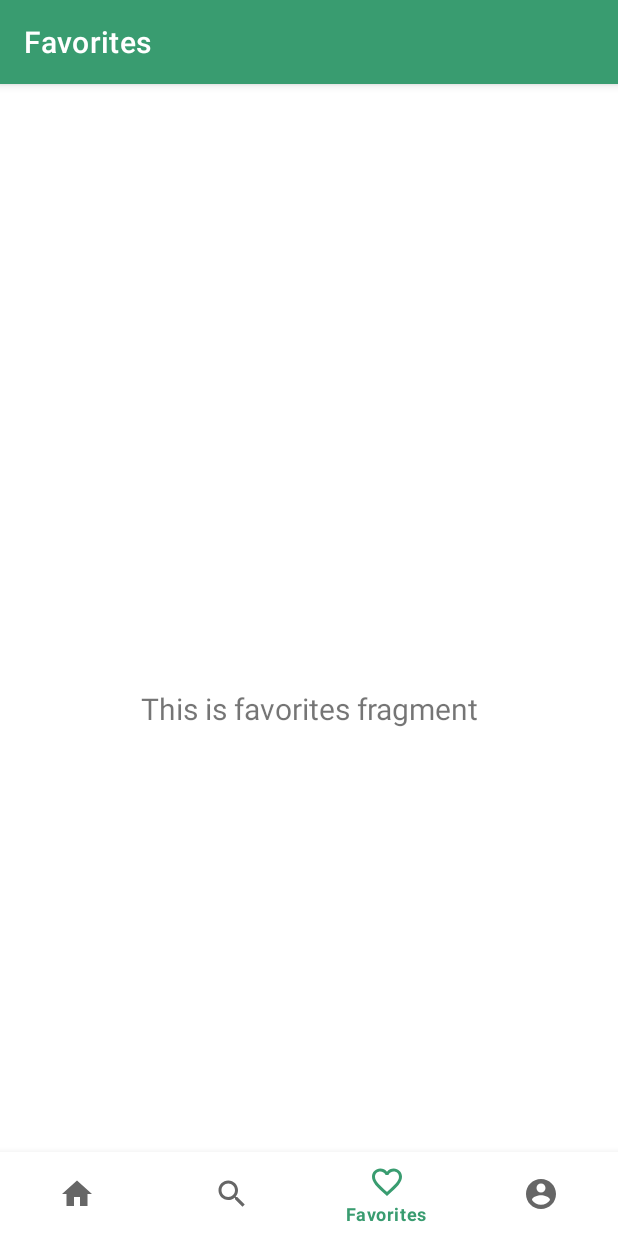
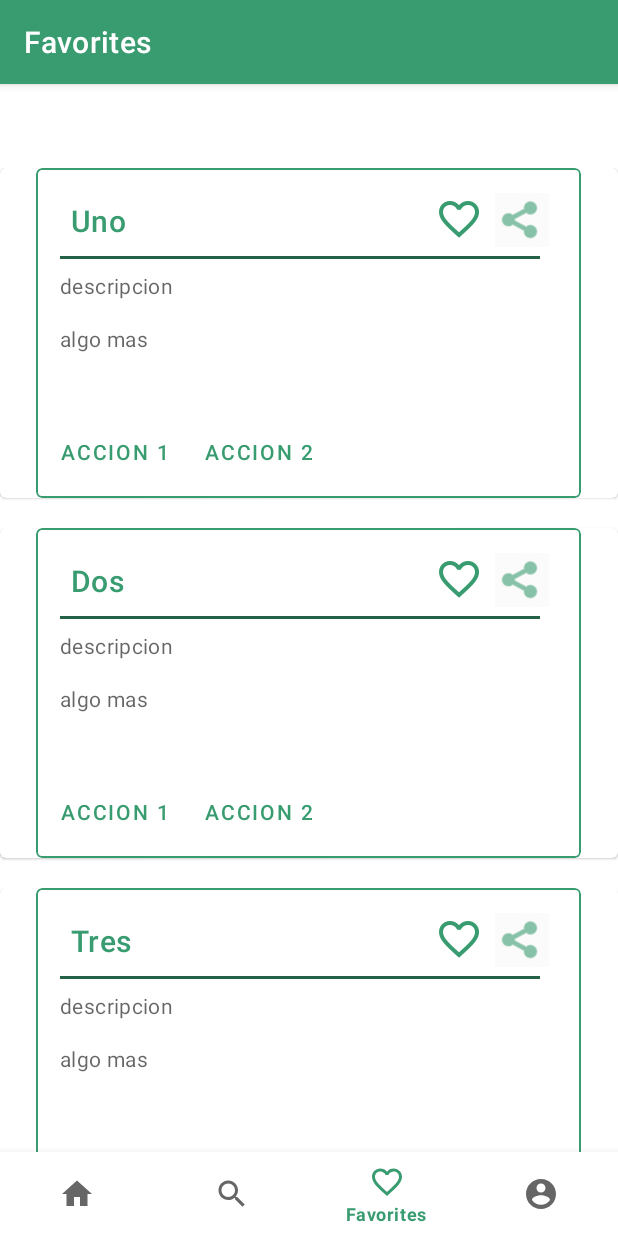
Before and after one commit to JuanOriana/fithub-mobile, an Android app: the FavoritesFragment screen opened through its navigation route, on a phone screen of 412 x 824 dp. Run offline under Robolectric (Android 15) with nearby library versions, the phone set to English and light mode, and no system bars; our stand-ins replace navigation-ui.

Commit message:
Routin Card

```diff
--- a/app/src/main/java/com/example/fithub_mobile/RoutineCard.java
+++ b/app/src/main/java/com/example/fithub_mobile/RoutineCard.java
@@ -1,6 +1,7 @@
 package com.example.fithub_mobile;
 
 import android.content.Context;
+import android.content.Intent;
 import android.view.View;
 import android.widget.TextView;
 
--- a/app/src/main/java/com/example/fithub_mobile/ui/favorites/FavoritesFragment.java
+++ b/app/src/main/java/com/example/fithub_mobile/ui/favorites/FavoritesFragment.java
@@ -4,6 +4,7 @@ import android.os.Bundle;
 import android.view.LayoutInflater;
 import android.view.View;
 import android.view.ViewGroup;
+import android.widget.LinearLayout;
 import android.widget.TextView;
 
 import androidx.annotation.NonNull;
@@ -13,23 +14,25 @@ import androidx.lifecycle.Observer;
 import androidx.lifecycle.ViewModelProvider;
 
 import com.example.fithub_mobile.R;
+import com.example.fithub_mobile.RoutineCard;
 
 public class FavoritesFragment extends Fragment {
 
     private FavoritesViewModel favoritesViewModel;
+    private LinearLayout cardContainer;
 
     public View onCreateView(@NonNull LayoutInflater inflater,
                              ViewGroup container, Bundle savedInstanceState) {
         favoritesViewModel =
                 new ViewModelProvider(this).get(FavoritesViewModel.class);
         View root = inflater.inflate(R.layout.fragment_favorites, container, false);
-        final TextView textView = root.findViewById(R.id.text_favorites);
-        favoritesViewModel.getText().observe(getViewLifecycleOwner(), new Observer<String>() {
-            @Override
-            public void onChanged(@Nullable String s) {
-                textView.setText(s);
-            }
-        });
+
+        cardContainer = root.findViewById(R.id.cardContainer);
+
+        cardContainer.addView(new RoutineCard(getActivity(),"Uno"));
+        cardContainer.addView(new RoutineCard(getActivity(),"Dos"));
+        cardContainer.addView(new RoutineCard(getActivity(),"Tres"));
+
         return root;
     }
 }
--- a/app/src/main/res/layout/fragment_favorites.xml
+++ b/app/src/main/res/layout/fragment_favorites.xml
@@ -6,17 +6,22 @@
     android:layout_height="match_parent"
     tools:context=".ui.favorites.FavoritesFragment">
 
-    <TextView
-        android:id="@+id/text_favorites"
-        android:layout_width="match_parent"
-        android:layout_height="wrap_content"
-        android:layout_marginStart="8dp"
-        android:layout_marginTop="8dp"
-        android:layout_marginEnd="8dp"
-        android:textAlignment="center"
-        android:textSize="20sp"
+    <ScrollView
+        android:layout_width="0dp"
+        android:layout_height="0dp"
         app:layout_constraintBottom_toBottomOf="parent"
         app:layout_constraintEnd_toEndOf="parent"
         app:layout_constraintStart_toStartOf="parent"
-        app:layout_constraintTop_toTopOf="parent" />
+        app:layout_constraintTop_toTopOf="parent">
+
+        <LinearLayout
+            android:id="@+id/cardContainer"
+            android:layout_width="match_parent"
+            android:layout_height="wrap_content"
+            android:divider="@drawable/divider"
+            android:gravity="center"
+            android:orientation="vertical"
+            android:showDividers="middle" />
+    </ScrollView>
+
 </androidx.constraintlayout.widget.ConstraintLayout>
--- a/app/src/main/res/layout/routine_card.xml
+++ b/app/src/main/res/layout/routine_card.xml
@@ -113,7 +113,8 @@
                 android:layout_width="wrap_content"
                 android:layout_height="wrap_content"
                 android:layout_marginEnd="8dp"
-                android:text="Accion 1" />
+                android:text="Accion 1"
+                />
 
             <com.google.android.material.button.MaterialButton
                 style="?attr/borderlessButtonStyle"
```
